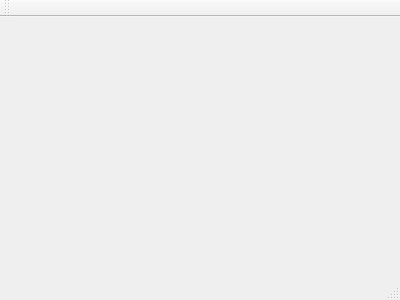
The window that ppm-image-viewer/mainwindow.ui (polygoncz/ppm-image-viewer) describes before a commit, drawn with Qt 5.
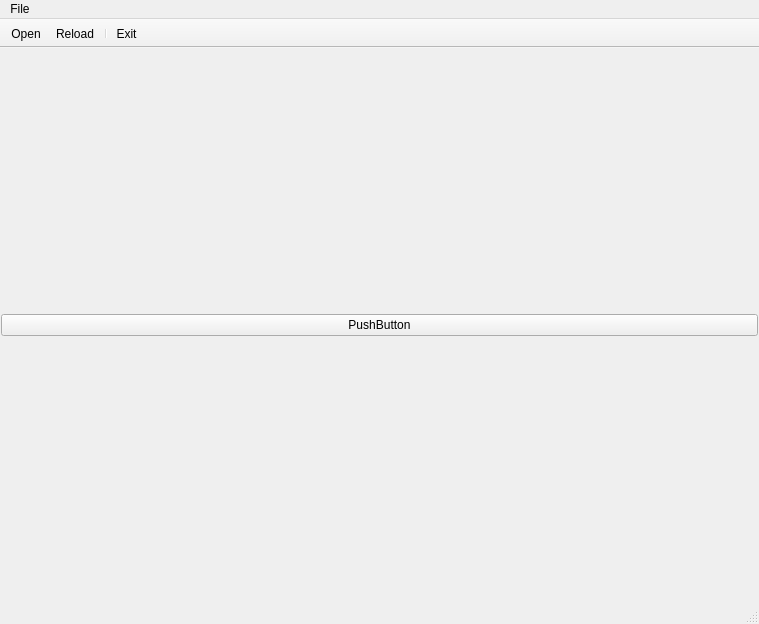
The same window after the commit.

Commit message: Menu and toolbar added.

```diff
--- a/ppm-image-viewer/mainwindow.ui
+++ b/ppm-image-viewer/mainwindow.ui
@@ -1,24 +1,105 @@
 <ui version="4.0">
  <class>MainWindow</class>
- <widget class="QMainWindow" name="MainWindow" >
-  <property name="geometry" >
+ <widget class="QMainWindow" name="MainWindow">
+  <property name="geometry">
    <rect>
     <x>0</x>
     <y>0</y>
-    <width>400</width>
-    <height>300</height>
+    <width>759</width>
+    <height>624</height>
    </rect>
   </property>
   <property name="windowTitle" >
    <string>MainWindow</string>
   </property>
-  <widget class="QMenuBar" name="menuBar" />
-  <widget class="QToolBar" name="mainToolBar" />
-  <widget class="QWidget" name="centralWidget" />
-  <widget class="QStatusBar" name="statusBar" />
+  <widget class="QWidget" name="centralWidget">
+   <layout class="QGridLayout" name="gridLayout">
+    <property name="leftMargin">
+     <number>1</number>
+    </property>
+    <property name="topMargin">
+     <number>1</number>
+    </property>
+    <property name="rightMargin">
+     <number>1</number>
+    </property>
+    <property name="bottomMargin">
+     <number>1</number>
+    </property>
+    <property name="spacing">
+     <number>1</number>
+    </property>
+    <item row="0" column="0">
+     <widget class="QPushButton" name="pushButton">
+      <property name="text">
+       <string>PushButton</string>
+      </property>
+     </widget>
+    </item>
+   </layout>
+  </widget>
+  <widget class="QMenuBar" name="menuBar">
+   <property name="geometry">
+    <rect>
+     <x>0</x>
+     <y>0</y>
+     <width>759</width>
+     <height>21</height>
+    </rect>
+   </property>
+   <widget class="QMenu" name="menuFile">
+    <property name="title">
+     <string>File</string>
+    </property>
+    <addaction name="actionOpen"/>
+    <addaction name="actionReload"/>
+    <addaction name="separator"/>
+    <addaction name="actionExit"/>
+   </widget>
+   <addaction name="menuFile"/>
+  </widget>
+  <widget class="QToolBar" name="mainToolBar">
+   <property name="movable">
+    <bool>false</bool>
+   </property>
+   <property name="iconSize">
+    <size>
+     <width>16</width>
+     <height>16</height>
+    </size>
+   </property>
+   <property name="floatable">
+    <bool>false</bool>
+   </property>
+   <attribute name="toolBarArea">
+    <enum>TopToolBarArea</enum>
+   </attribute>
+   <attribute name="toolBarBreak">
+    <bool>false</bool>
+   </attribute>
+   <addaction name="actionOpen"/>
+   <addaction name="actionReload"/>
+   <addaction name="separator"/>
+   <addaction name="actionExit"/>
+  </widget>
+  <widget class="QStatusBar" name="statusBar"/>
+  <action name="actionExit">
+   <property name="text">
+    <string>Exit</string>
+   </property>
+  </action>
+  <action name="actionOpen">
+   <property name="text">
+    <string>&amp;Open</string>
+   </property>
+  </action>
+  <action name="actionReload">
+   <property name="text">
+    <string>Reload</string>
+   </property>
+  </action>
  </widget>
- <layoutDefault spacing="6" margin="11" />
- <pixmapfunction></pixmapfunction>
+ <layoutdefault spacing="6" margin="11"/>
  <resources/>
  <connections/>
 </ui>
```
Left out of the diff: 5 changed lines with no effect on the pictures. The commit also changes 2 other files.
